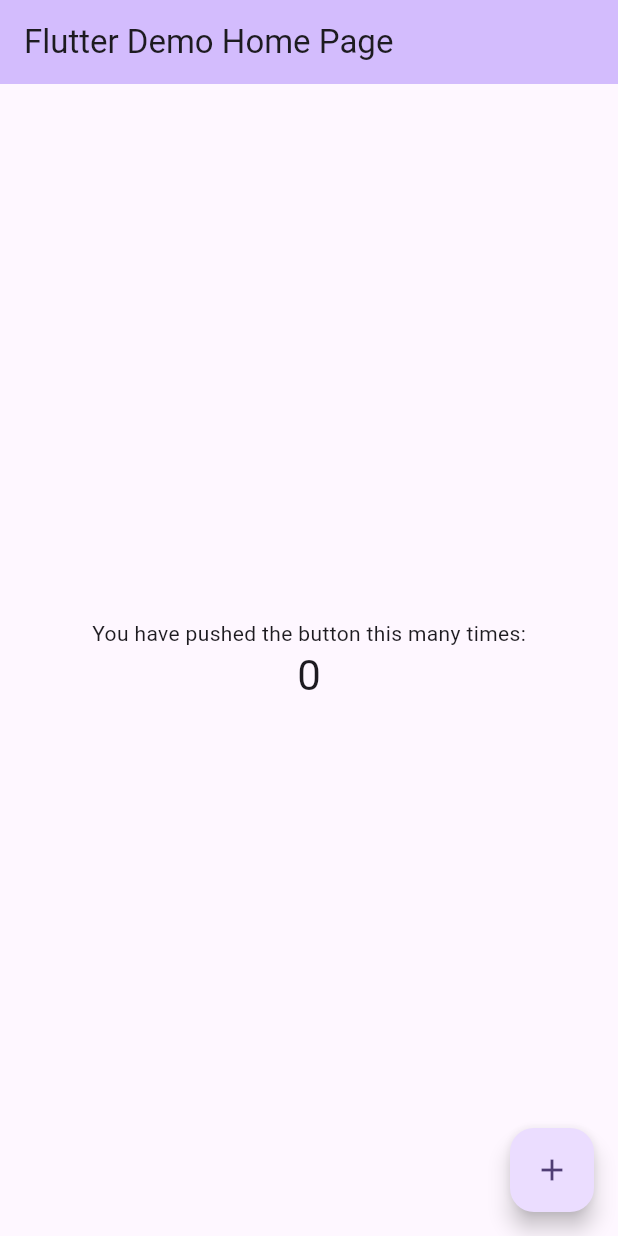
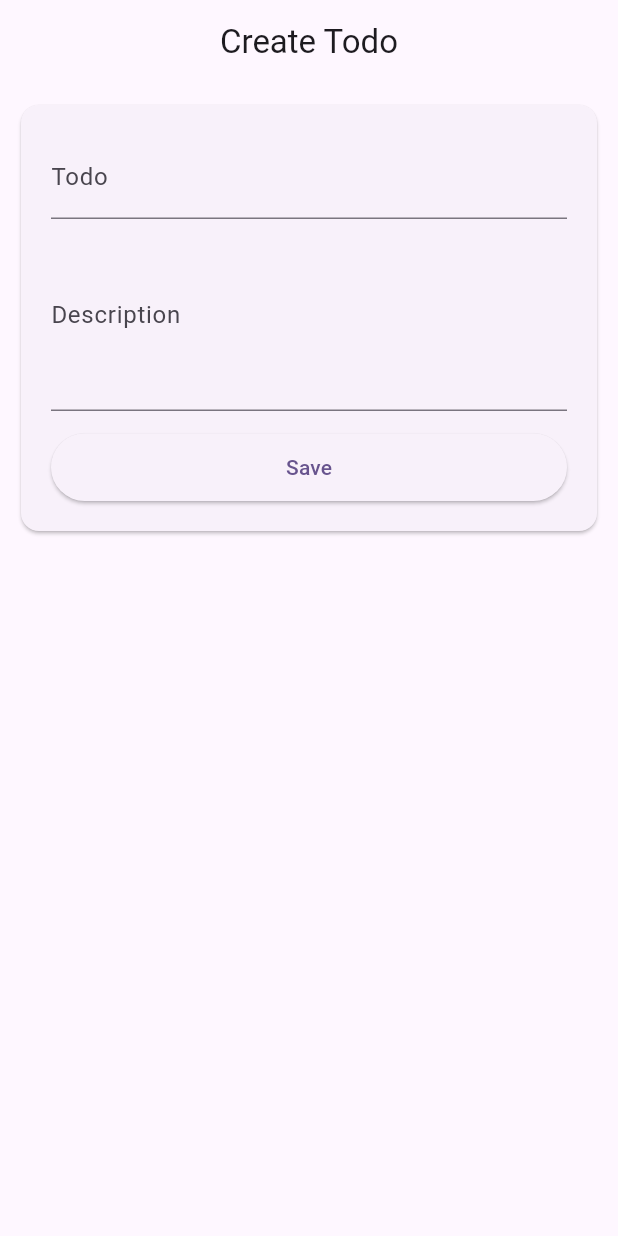
Before and after one commit to TNQT14/todoApp, a Flutter app: the screen it shows after launch, on a phone screen of 412 x 824 dp. Run offline on Flutter 3.47's test engine with Material 2 defaults, Android fonts, the phone set to English and light mode, and no system bars; our stand-ins replace animated_text_kit, lottie.

```diff
--- a/lib/main.dart
+++ b/lib/main.dart
@@ -1,4 +1,6 @@
 import 'package:flutter/material.dart';
+import 'package:todo_app/screen/splash.dart';
+import 'package:todo_app/widget/todo_form_screen.dart';
 
 void main() {
   runApp(const MyApp());
@@ -13,113 +15,10 @@ class MyApp extends StatelessWidget {
     return MaterialApp(
       title: 'Flutter Demo',
       theme: ThemeData(
-        // This is the theme of your application.
-        //
-        // TRY THIS: Try running your application with "flutter run". You'll see
-        // the application has a blue toolbar. Then, without quitting the app,
-        // try changing the seedColor in the colorScheme below to Colors.green
-        // and then invoke "hot reload" (save your changes or press the "hot
-        // reload" button in a Flutter-supported IDE, or press "r" if you used
-        // the command line to start the app).
-        //
-        // Notice that the counter didn't reset back to zero; the application
-        // state is not lost during the reload. To reset the state, use hot
-        // restart instead.
-        //
-        // This works for code too, not just values: Most code changes can be
-        // tested with just a hot reload.
         colorScheme: ColorScheme.fromSeed(seedColor: Colors.deepPurple),
         useMaterial3: true,
       ),
-      home: const MyHomePage(title: 'Flutter Demo Home Page'),
+      home: TodoFormScreen(),
     );
   }
 }
-
-class MyHomePage extends StatefulWidget {
-  const MyHomePage({super.key, required this.title});
-
-  // This widget is the home page of your application. It is stateful, meaning
-  // that it has a State object (defined below) that contains fields that affect
-  // how it looks.
-
-  // This class is the configuration for the state. It holds the values (in this
-  // case the title) provided by the parent (in this case the App widget) and
-  // used by the build method of the State. Fields in a Widget subclass are
-  // always marked "final".
-
-  final String title;
-
-  @override
-  State<MyHomePage> createState() => _MyHomePageState();
-}
-
-class _MyHomePageState extends State<MyHomePage> {
-  int _counter = 0;
-
-  void _incrementCounter() {
-    setState(() {
-      // This call to setState tells the Flutter framework that something has
-      // changed in this State, which causes it to rerun the build method below
-      // so that the display can reflect the updated values. If we changed
-      // _counter without calling setState(), then the build method would not be
-      // called again, and so nothing would appear to happen.
-      _counter++;
-    });
-  }
-
-  @override
-  Widget build(BuildContext context) {
-    // This method is rerun every time setState is called, for instance as done
-    // by the _incrementCounter method above.
-    //
-    // The Flutter framework has been optimized to make rerunning build methods
-    // fast, so that you can just rebuild anything that needs updating rather
-    // than having to individually change instances of widgets.
-    return Scaffold(
-      appBar: AppBar(
-        // TRY THIS: Try changing the color here to a specific color (to
-        // Colors.amber, perhaps?) and trigger a hot reload to see the AppBar
-        // change color while the other colors stay the same.
-        backgroundColor: Theme.of(context).colorScheme.inversePrimary,
-        // Here we take the value from the MyHomePage object that was created by
-        // the App.build method, and use it to set our appbar title.
-        title: Text(widget.title),
-      ),
-      body: Center(
-        // Center is a layout widget. It takes a single child and positions it
-        // in the middle of the parent.
-        child: Column(
-          // Column is also a layout widget. It takes a list of children and
-          // arranges them vertically. By default, it sizes itself to fit its
-          // children horizontally, and tries to be as tall as its parent.
-          //
-          // Column has various properties to control how it sizes itself and
-          // how it positions its children. Here we use mainAxisAlignment to
-          // center the children vertically; the main axis here is the vertical
-          // axis because Columns are vertical (the cross axis would be
-          // horizontal).
-          //
-          // TRY THIS: Invoke "debug painting" (choose the "Toggle Debug Paint"
-          // action in the IDE, or press "p" in the console), to see the
-          // wireframe for each widget.
-          mainAxisAlignment: MainAxisAlignment.center,
-          children: <Widget>[
-            const Text(
-              'You have pushed the button this many times:',
-            ),
-            Text(
-              '$_counter',
-              style: Theme.of(context).textTheme.headlineMedium,
-            ),
-          ],
-        ),
-      ),
-      floatingActionButton: FloatingActionButton(
-        onPressed: _incrementCounter,
-        tooltip: 'Increment',
-        child: const Icon(Icons.add),
-      ), // This trailing comma makes auto-formatting nicer for build methods.
-    );
-  }
-}
--- /dev/null
+++ b/lib/model/todo.dart
@@ -0,0 +1,12 @@
+class Todo{
+  late String id;
+  late String title;
+  late String description;
+  late bool complete;
+
+  Todo(
+      {required this.id,
+        required this.title,
+        required this.description,
+        required this.complete});
+}
--- /dev/null
+++ b/lib/widget/todo_form_screen.dart
@@ -0,0 +1,84 @@
+import 'package:flutter/material.dart';
+
+import '../model/todo.dart';
+
+class TodoFormScreen extends StatefulWidget {
+  const TodoFormScreen({super.key, this.todo});
+
+  final Todo? todo;
+
+  @override
+  State<TodoFormScreen> createState() => _TodoFormScreenState();
+}
+
+class _TodoFormScreenState extends State<TodoFormScreen> {
+
+  final _formKey = GlobalKey<FormState>();
+  String? _title;
+  String? _description;
+  @override
+  Widget build(BuildContext context) {
+    return Scaffold(
+      appBar: AppBar(
+        title: Text(widget.todo == null ? 'Create Todo' : 'Update Todo'),
+        centerTitle: true,
+      ),
+      body: Padding(
+        padding: const EdgeInsets.all(10),
+        child: Form(
+          key: _formKey,
+          child: Card(
+            child: Padding(
+              padding: const EdgeInsets.all(20),
+              child: Column(
+                mainAxisSize: MainAxisSize.min,
+                crossAxisAlignment: CrossAxisAlignment.stretch,
+                children: [
+                  TextFormField(
+                    initialValue: _title,
+                    validator: (value) =>
+                    (value?.isEmpty ?? true) ? 'Title is required' : null,
+                    onChanged: (val) => _title = val,
+                    decoration: const InputDecoration(labelText: 'Todo'),
+                  ),
+                  TextFormField(
+                    initialValue: _description,
+                    validator: (value) => (value?.isEmpty ?? true)
+                        ? 'Description is required'
+                        : null,
+                    maxLines: 4,
+                    onChanged: (val) => _description = val,
+                    decoration: const InputDecoration(labelText: 'Description'),
+                  ),
+                  const SizedBox(
+                    height: 15,
+                  ),
+                  SizedBox(
+                    height: 45,
+                    child: ElevatedButton(
+                      onPressed: () async => _save(context),
+                      child: Text(widget.todo == null ? 'Save' : 'Update'),
+                    ),
+                  )
+                ],
+              ),
+            ),
+          ),
+        ),
+      ),
+    );
+  }
+
+  _save(BuildContext context) {
+    if (_formKey.currentState?.validate() ?? false) {
+      _formKey.currentState?.validate();
+      final todo = Todo(
+        title: _title ?? '',
+        description: _description ?? '',
+        id: widget.todo?.id ?? DateTime.now().toIso8601String(),
+        complete: widget.todo?.complete ?? false,
+      );
+      Navigator.pop(context);
+    }
+  }
+}
```
Also changed, not shown: lib/animations/fade_route.dart (added, +28 -0 lines), lib/screen/splash.dart (added, +74 -0 lines), lib/screen/todo_screen.dart (added, +11 -0 lines), pubspec.yaml (+38 -1 lines), assets/fonts/Bobbers.ttf (added), assets/fonts/CeraPro.ttf (added), assets/images/background.jpeg (added), pubspec.lock, 3 other files.
